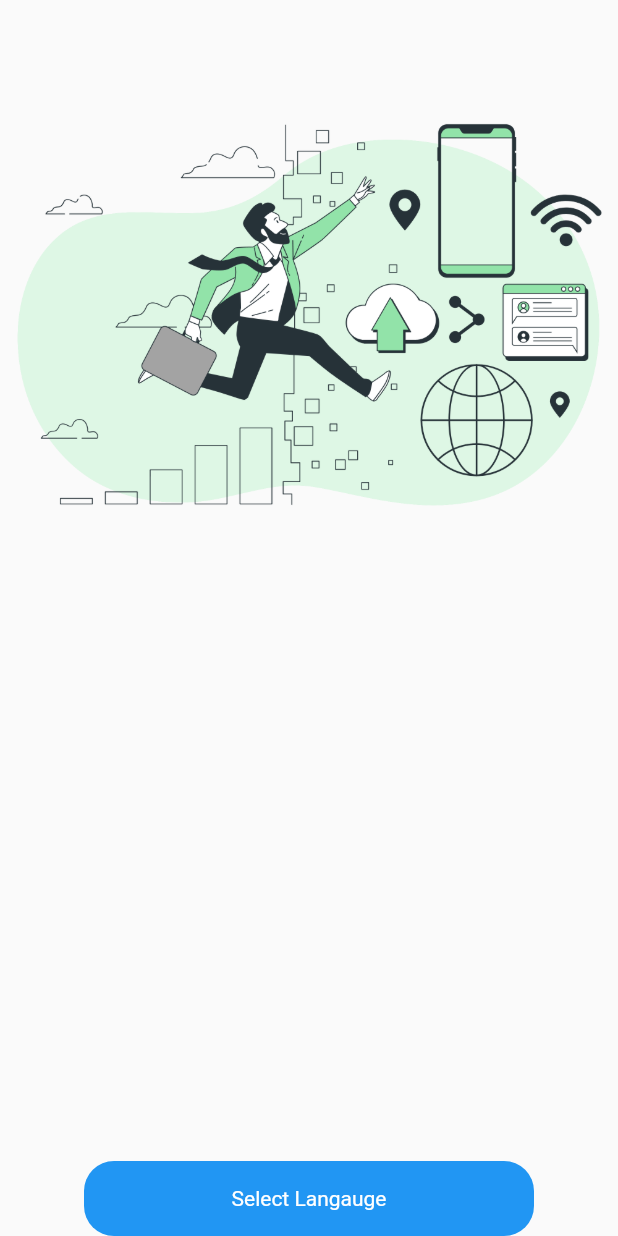
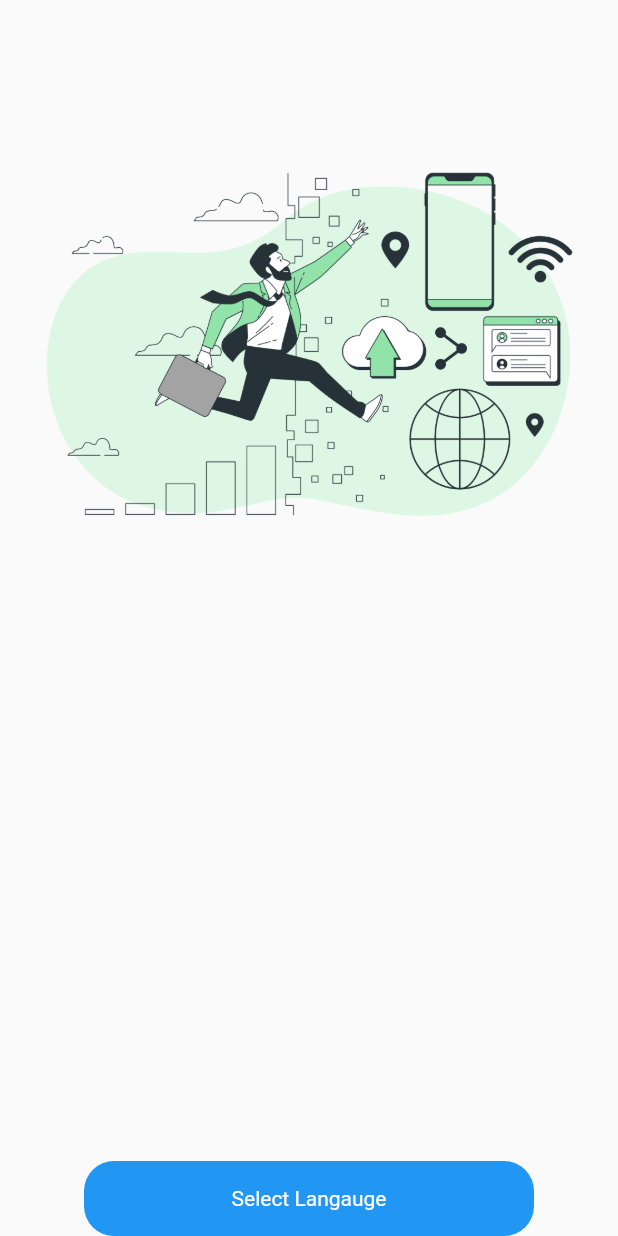
Before and after one commit to SangeethCK/demoappsquiso, a Flutter app: the screen it shows after launch, on a phone screen of 412 x 824 dp. Run offline on Flutter 3.47's test engine with Material 2 defaults, Android fonts, the phone set to English and light mode, and no system bars; our stand-ins replace get.

Commit message:
Please enter the commit message for your changes. Lines starting with '#' will be ignored, and an empty message aborts the commit.
On branch master
Your branch is up to date with 'origin/master'.

Changes to be committed:
	modified:   lib/main.dart
	modified:   lib/splash/splash_screen.dart

```diff
--- a/lib/splash/splash_screen.dart
+++ b/lib/splash/splash_screen.dart
@@ -9,14 +9,24 @@ class SplashScreen extends StatelessWidget {
 
   @override
   Widget build(BuildContext context) {
+    final hight = MediaQuery.of(context).size.height;
+    final width = MediaQuery.of(context).size.width;
     return Scaffold(
       body: Column(
+        mainAxisAlignment: MainAxisAlignment.center,
         children: [
-          Image.asset('assets/images/Digital transformation-bro.png'),
+          const SizedBox(height: 20),
+          Center(
+            child: SizedBox(
+                height: hight * .50,
+                width: width * .90,
+                child: Image.asset(
+                    'assets/images/Digital transformation-bro.png')),
+          ),
           const Spacer(),
           InkWell(
             onTap: () {
-              Get.to(() => LoginPage());
+              Get.to(() => const LoginPage());
             },
             child: Container(
               height: 50,
```
Also changed, not shown: lib/main.dart (+1 -94 lines).
